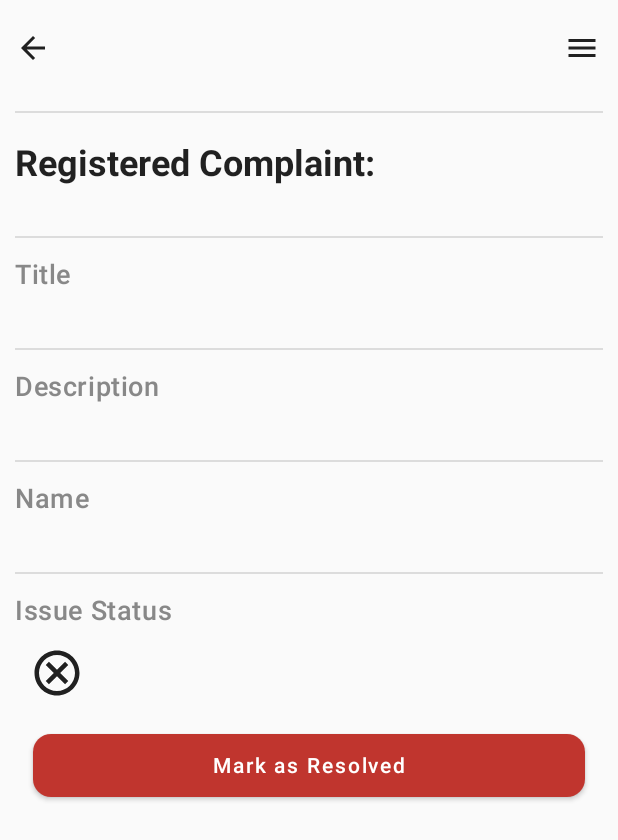
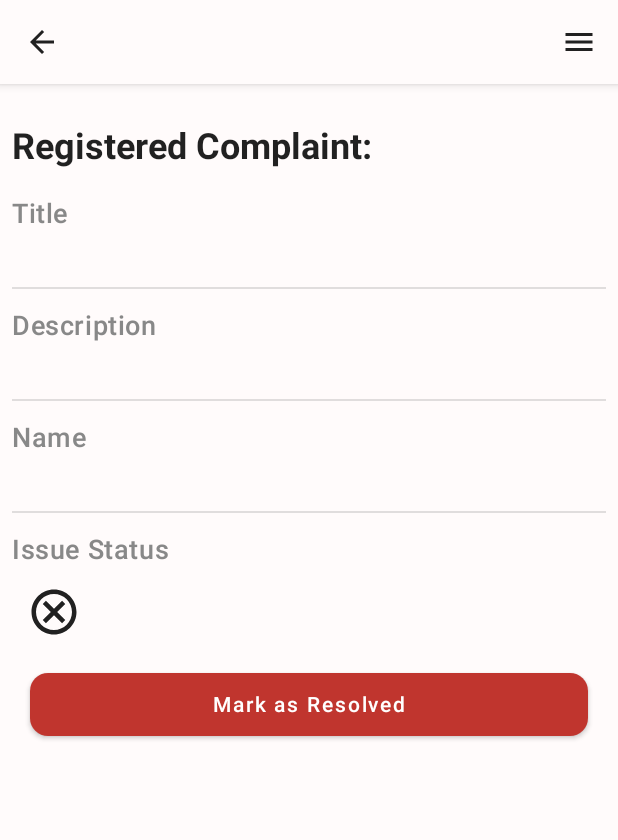
Before and after one commit to aswindevsp/complaintRegApp, an Android app built with Jetpack Compose: the DetailedView screen opened through its navigation route, after a tap on "Mark as Resolved", on a phone screen of 412 x 824 dp. Shown: the top 840 px of the screen. Run offline under Robolectric (Android 15) with nearby library versions, the phone set to English and light mode, and no system bars; our stand-ins replace Dagger/Hilt's generated code, Firebase (no records; nobody signed in at launch, a user with empty details on screens opened directly); libraries missing offline, so code that uses them is left out: com.vanpra.composematerialdialogs; 4 statements that could not run were skipped.

Commit message:
temp logout for admin

```diff
--- a/app/src/main/java/com/mgits/complaintreg/ui/home/admin/AdminHome.kt
+++ b/app/src/main/java/com/mgits/complaintreg/ui/home/admin/AdminHome.kt
@@ -3,6 +3,7 @@ package com.mgits.complaintreg.ui.home.admin
 import android.content.Context
 import android.service.controls.ControlsProviderService.TAG
 import android.util.Log
+import androidx.compose.foundation.background
 import androidx.compose.foundation.clickable
 import androidx.compose.foundation.layout.*
 import androidx.compose.foundation.lazy.LazyColumn
@@ -95,6 +96,7 @@ fun AdminHome(
                 Box(modifier = Modifier
                     .pullRefresh(swipeRefreshState)
                     .padding(contentPadding)
+                    .fillMaxSize()
                 ) {
                     LazyColumn {
                         items(
--- a/app/src/main/java/com/mgits/complaintreg/ui/home/admin/AdminHomeViewModel.kt
+++ b/app/src/main/java/com/mgits/complaintreg/ui/home/admin/AdminHomeViewModel.kt
@@ -4,6 +4,8 @@ import androidx.compose.runtime.MutableState
 import androidx.compose.runtime.mutableStateOf
 import androidx.lifecycle.ViewModel
 import androidx.lifecycle.viewModelScope
+import com.google.firebase.firestore.ktx.firestore
+import com.google.firebase.ktx.Firebase
 import com.mgits.complaintreg.data.Complaints
 import com.mgits.complaintreg.data.DataOrException
 import com.mgits.complaintreg.data.UserDetails
@@ -79,15 +81,12 @@ class AdminHomeViewModel @Inject constructor(
     }
 
     fun updateStatus(status: String) {
-        viewModelScope.launch {
-            tempCompDetails.status?.let { tempCompDetails.complaintId?.let { it1 ->
-                repository.updateStatus(it,
-                    it1
-                )
-            }
-            }
-            tempCompDetails.status = tempCompDetails.complaintId?.let { repository.getStatus(it) }
-        }
+        val cmpId = tempCompDetails.complaintId?: ""
+        Firebase.firestore
+            .collection("complaints")
+            .document(cmpId)
+            .update("status", status)
+
     }
 
 
--- a/app/src/main/java/com/mgits/complaintreg/ui/home/admin/details/DetailedView.kt
+++ b/app/src/main/java/com/mgits/complaintreg/ui/home/admin/details/DetailedView.kt
@@ -1,12 +1,16 @@
 package com.mgits.complaintreg.ui.home.admin.details
 
+import android.annotation.SuppressLint
+import androidx.compose.foundation.border
 import androidx.compose.foundation.clickable
 import androidx.compose.foundation.layout.*
+import androidx.compose.foundation.shape.CircleShape
 import androidx.compose.foundation.shape.RoundedCornerShape
 import androidx.compose.material.*
 import androidx.compose.material.icons.Icons
 import androidx.compose.material.icons.filled.ArrowBack
 import androidx.compose.material.icons.filled.Menu
+import androidx.compose.material.icons.filled.Sort
 import androidx.compose.material.icons.outlined.Cancel
 import androidx.compose.material.icons.outlined.CheckCircle
 import androidx.compose.runtime.Composable
@@ -14,80 +18,80 @@ import androidx.compose.ui.Alignment
 import androidx.compose.ui.Modifier
 import androidx.compose.ui.graphics.Color
 import androidx.compose.ui.text.font.FontWeight
+import androidx.compose.ui.text.style.TextAlign
 import androidx.compose.ui.text.style.TextOverflow
+import androidx.compose.ui.tooling.preview.Preview
 import androidx.compose.ui.unit.dp
 import androidx.compose.ui.unit.sp
 import androidx.navigation.NavController
+import com.google.firebase.auth.ktx.auth
+import com.google.firebase.ktx.Firebase
+import com.mgits.complaintreg.navigation.ROUTE_LOGIN
 import com.mgits.complaintreg.ui.home.admin.AdminHomeViewModel
 
+@SuppressLint("UnusedMaterialScaffoldPaddingParameter")
 @Composable
 fun DetailedView(
     navController: NavController,
     viewModel: AdminHomeViewModel
 ) {
+
+    Scaffold(
+        topBar = {
+            TopAppBar(title = {
+                Icon(
+                    imageVector = Icons.Default.ArrowBack, contentDescription = "",
+                    modifier = Modifier
+                        .padding(
+                            vertical = 10.dp,
+                            horizontal = 0.dp
+                        )
+                        .clickable {navController.popBackStack()}
+                )
                 Row(
                     horizontalArrangement = Arrangement.End,
                     modifier = Modifier
+                        .fillMaxWidth()
                         .padding(
-                vertical = 10.dp,
-                horizontal = 12.dp
+                            end = 10.dp
                         )
-            .fillMaxWidth()
-
-    ){
+                ) {
                     Icon(imageVector = Icons.Default.Menu, contentDescription = "",
                         modifier= Modifier
                             .padding(
                                 vertical = 10.dp,
-                    horizontal = 0.dp
+                                horizontal = 0.dp,
                             )
+                            .clickable {
+                                Firebase.auth.signOut()
+                                navController.navigate(ROUTE_LOGIN){
+                                    popUpTo(ROUTE_LOGIN) { inclusive = true }
+                                }
+                            }
                     )
                 }
-
+            },backgroundColor = MaterialTheme.colors.background) }
+    ) {
         Column(
             horizontalAlignment = Alignment.Start,
             verticalArrangement = Arrangement.Center,
             modifier = Modifier
-            .padding(all = 10.dp)
+                .padding(8.dp)
 
         ) {
-        Icon(
-            imageVector = Icons.Default.ArrowBack, contentDescription = "",
-            modifier = Modifier
-                .clickable {
-                    navController.popBackStack()
-                }
-                .padding(
-                    vertical = 10.dp,
-                    horizontal = 0.dp
-                )
-        )
-        Spacer(
-            modifier = Modifier
-                .height(20.dp)
-        )
-        Divider(
-            modifier = Modifier
-                .fillMaxWidth()
-        )
 
-        Spacer(
-            modifier = Modifier
-                .height(20.dp)
-        )
+
+            Spacer(modifier = Modifier.height(20.dp))
+
             Text(
                 text = "Registered Complaint: ",
                 fontSize = 24.sp,
                 style = MaterialTheme.typography.h5,
                 fontWeight = FontWeight.Bold
             )
-        Spacer(
-            modifier = Modifier
-                .height(20.dp)
-        )
-        Divider(modifier = Modifier
-            .padding(vertical = 14.dp)
-            .fillMaxWidth())
+
+            Spacer(modifier = Modifier.height(20.dp))
+
 
             Text(
                 text = "Title",
@@ -104,9 +108,11 @@ fun DetailedView(
                 overflow = TextOverflow.Visible
             )
 
-        Divider(modifier = Modifier
+            Divider(
+                modifier = Modifier
                     .padding(vertical = 14.dp)
-            .fillMaxWidth())
+                    .fillMaxWidth()
+            )
             Text(
                 text = "Description",
                 modifier = Modifier.height(24.dp),
@@ -121,26 +127,11 @@ fun DetailedView(
                 style = MaterialTheme.typography.body1,
                 overflow = TextOverflow.Visible
             )
-//        Divider(modifier = Modifier
-//            .padding(vertical = 14.dp)
-//            .fillMaxWidth())
-//        Text(
-//            text = "Status",
-//            modifier = Modifier.height(24.dp),
-//            fontSize = 18.sp,
-//            fontWeight = FontWeight.Medium,
-//            color = Color.Gray,
-//            style = MaterialTheme.typography.caption
-//        )
-//        Text(
-//            text = viewModel.tempCompDetails.status.toString(),
-//            fontSize = 18.sp,
-//            style = MaterialTheme.typography.body1,
-//            overflow = TextOverflow.Visible
-//        )
-        Divider(modifier = Modifier
+            Divider(
+                modifier = Modifier
                     .padding(vertical = 14.dp)
-            .fillMaxWidth())
+                    .fillMaxWidth()
+            )
             Text(
                 text = "Name",
                 modifier = Modifier.height(24.dp),
@@ -155,9 +146,11 @@ fun DetailedView(
                 style = MaterialTheme.typography.body1,
                 overflow = TextOverflow.Visible
             )
-        Divider(modifier = Modifier
+            Divider(
+                modifier = Modifier
                     .padding(vertical = 14.dp)
-            .fillMaxWidth())
+                    .fillMaxWidth()
+            )
             Text(
                 text = "Issue Status",
                 modifier = Modifier.height(24.dp),
@@ -166,7 +159,7 @@ fun DetailedView(
                 color = Color.Gray,
                 style = MaterialTheme.typography.caption
             )
-        if(viewModel.tempCompDetails.status == "resolved") {
+            if (viewModel.tempCompDetails.status == "resolved") {
                 Icon(
                     imageVector = Icons.Outlined.CheckCircle, contentDescription = "",
                     modifier = Modifier
@@ -176,8 +169,7 @@ fun DetailedView(
                             horizontal = 0.dp
                         )
                 )
-        }
-        else{
+            } else {
                 Icon(
                     imageVector = Icons.Outlined.Cancel, contentDescription = "",
                     modifier = Modifier
@@ -191,9 +183,11 @@ fun DetailedView(
             }
             Button(
                 onClick = {
+                    viewModel.updateStatus("resolved")
+                    viewModel.getComplaints()
                 },
                 shape = RoundedCornerShape(12.dp),
-            modifier= Modifier
+                modifier = Modifier
                     .padding(all = 12.dp)
                     .fillMaxWidth()
                     .height(42.dp)
@@ -203,3 +197,4 @@ fun DetailedView(
             }
         }
     }
+}
```
Also changed, not shown: app/src/main/java/com/mgits/complaintreg/MainActivity.kt (+10 -5 lines), app/src/main/java/com/mgits/complaintreg/repository/StorageRepository.kt (+2 -9 lines). Lines whose indentation alone changed are shown as unchanged.
